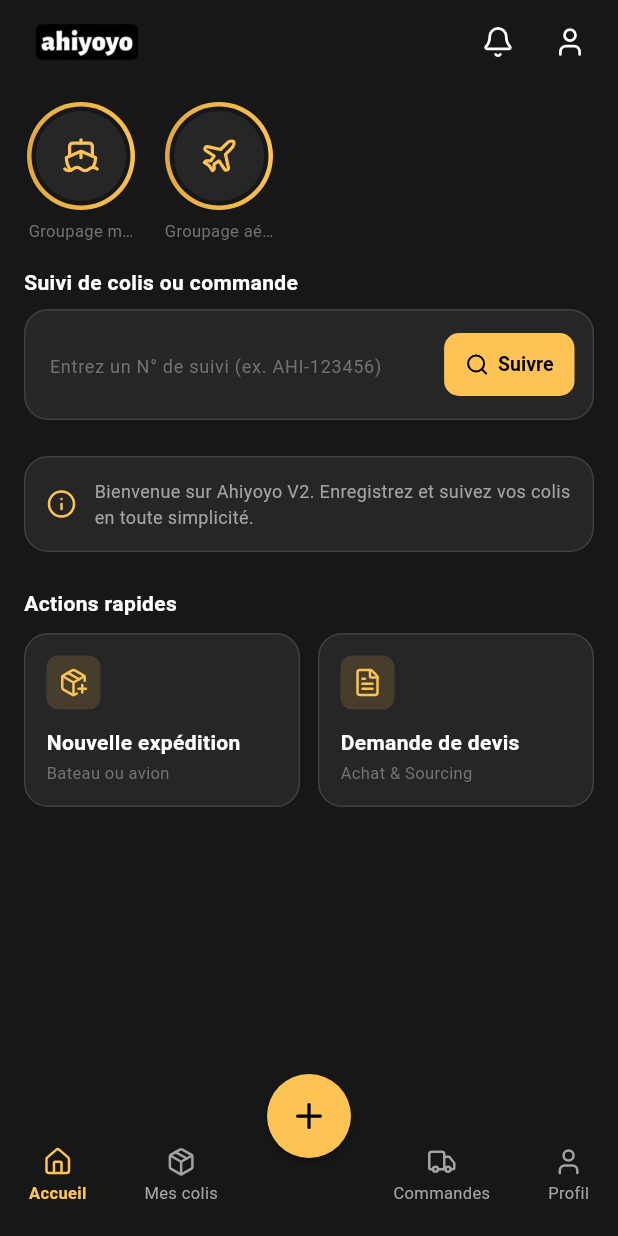
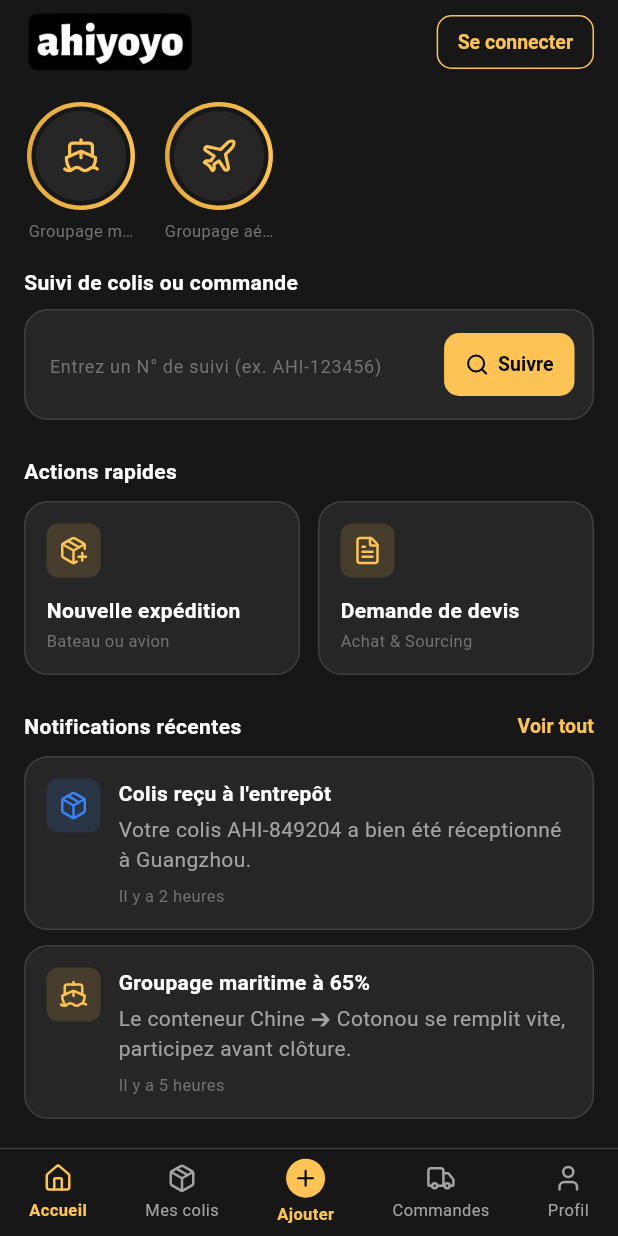
Before and after one commit to VOGLOSSOU/ahiyoyo-mobile-app, a Flutter app: the HomeScreen screen opened by its route, on a phone screen of 412 x 824 dp. Run offline on Flutter 3.47's test engine with Material 3 defaults, Android fonts, the phone set to English and light mode, and no system bars; our stand-ins replace dio, flutter_lucide, flutter_riverpod, flutter_secure_storage, go_router, shared_preferences; accounts and stored records are empty.

Commit message:
soo gooodd

```diff
--- a/lib/app/shell/app_shell.dart
+++ b/lib/app/shell/app_shell.dart
@@ -90,22 +90,14 @@ class AppShell extends StatelessWidget {
 
     return Scaffold(
       body: child,
-      floatingActionButton: FloatingActionButton(
-        onPressed: () => _showQuickActions(context),
-        backgroundColor: AppColors.primary,
-        foregroundColor: AppColors.onPrimary,
-        elevation: 2,
-        shape: const CircleBorder(),
-        child: const Icon(LucideIcons.plus, size: 26),
+      bottomNavigationBar: Container(
+        decoration: const BoxDecoration(
+          color: AppColors.background,
+          border: Border(top: BorderSide(color: AppColors.border, width: 0.8)),
         ),
-      floatingActionButtonLocation: FloatingActionButtonLocation.centerDocked,
-      bottomNavigationBar: BottomAppBar(
-        color: AppColors.background,
-        shape: const CircularNotchedRectangle(),
-        notchMargin: 8,
-        padding: EdgeInsets.zero,
+        child: SafeArea(
           child: SizedBox(
-          height: 56,
+            height: 58,
             child: Row(
               mainAxisAlignment: MainAxisAlignment.spaceAround,
               children: [
@@ -121,8 +113,13 @@ class AppShell extends StatelessWidget {
                   selected: selectedIndex == 1,
                   onTap: () => _onItemTapped(1, context),
                 ),
-              // Espace réservé à l'encoche du bouton central "+".
-              const SizedBox(width: 48),
+                _NavItem(
+                  icon: LucideIcons.plus,
+                  label: 'Ajouter',
+                  selected: false,
+                  isAction: true,
+                  onTap: () => _showQuickActions(context),
+                ),
                 _NavItem(
                   icon: LucideIcons.truck,
                   label: 'Commandes',
@@ -139,6 +136,7 @@ class AppShell extends StatelessWidget {
             ),
           ),
         ),
+      ),
     );
   }
 }
@@ -148,12 +146,14 @@ class _NavItem extends StatelessWidget {
   final String label;
   final bool selected;
   final VoidCallback onTap;
+  final bool isAction;
 
   const _NavItem({
     required this.icon,
     required this.label,
     required this.selected,
     required this.onTap,
+    this.isAction = false,
   });
 
   @override
@@ -168,11 +168,23 @@ class _NavItem extends StatelessWidget {
           mainAxisAlignment: MainAxisAlignment.center,
           mainAxisSize: MainAxisSize.min,
           children: [
+            if (isAction)
+              Container(
+                width: 26,
+                height: 26,
+                decoration: const BoxDecoration(color: AppColors.primary, shape: BoxShape.circle),
+                child: const Icon(LucideIcons.plus, size: 17, color: AppColors.onPrimary),
+              )
+            else
               Icon(icon, size: 20, color: color),
             const SizedBox(height: 3),
             Text(
               label,
-              style: TextStyle(fontSize: 11, color: color, fontWeight: selected ? FontWeight.w600 : FontWeight.normal),
+              style: TextStyle(
+                fontSize: 11,
+                color: isAction ? AppColors.primary : color,
+                fontWeight: selected || isAction ? FontWeight.w600 : FontWeight.normal,
+              ),
             ),
           ],
         ),
--- a/lib/features/home/presentation/screens/home_screen.dart
+++ b/lib/features/home/presentation/screens/home_screen.dart
@@ -11,43 +11,83 @@ import '../../../../core/widgets/ahiyoyo_card.dart';
 class HomeScreen extends ConsumerWidget {
   const HomeScreen({super.key});
 
+  // Placeholder en attendant le vrai flux de notifications (Lot 3).
+  static const int _unreadNotificationsCount = 3;
+
   @override
   Widget build(BuildContext context, WidgetRef ref) {
     final bool isAuthenticated = ref.watch(isAuthenticatedProvider);
 
     return Scaffold(
       appBar: AppBar(
+        titleSpacing: 16,
         title: Image.asset(
-          'ressources/ahiyoyo-logo-removebg-preview.png',
-          width: 84,
-          height: 32,
-          fit: BoxFit.cover,
+          'ressources/ahiyoyo-logo-nobg.png',
+          width: 115,
+          height: 44,
+          fit: BoxFit.contain,
+          alignment: Alignment.centerLeft,
           errorBuilder: (context, error, stackTrace) => const Text(
             'AHIYOYO',
             style: AppTypography.titleMedium,
           ),
         ),
         actions: [
+          if (isAuthenticated)
             IconButton(
-            icon: const Icon(LucideIcons.bell, size: 22),
+              icon: Stack(
+                clipBehavior: Clip.none,
+                children: [
+                  const Icon(LucideIcons.bell, size: 22),
+                  if (_unreadNotificationsCount > 0)
+                    Positioned(
+                      right: -5,
+                      top: -4,
+                      child: Container(
+                        padding: const EdgeInsets.symmetric(horizontal: 4, vertical: 1),
+                        constraints: const BoxConstraints(minWidth: 16, minHeight: 16),
+                        decoration: const BoxDecoration(
+                          color: AppColors.primary,
+                          shape: BoxShape.circle,
+                        ),
+                        alignment: Alignment.center,
+                        child: Text(
+                          '$_unreadNotificationsCount',
+                          style: const TextStyle(
+                            color: AppColors.onPrimary,
+                            fontSize: 10,
+                            fontWeight: FontWeight.bold,
+                          ),
+                        ),
+                      ),
+                    ),
+                ],
+              ),
               onPressed: () => context.push(AppRoutes.notifications),
-          ),
-          IconButton(
-            icon: Icon(
-              isAuthenticated ? LucideIcons.user_round : LucideIcons.user,
-              size: 22,
-            ),
+            )
+          else
+            Padding(
+              padding: const EdgeInsets.only(right: 4),
+              child: OutlinedButton(
                 onPressed: () {
-              if (isAuthenticated) {
-                context.go(AppRoutes.profile);
-              } else {
                   ScaffoldMessenger.of(context).showSnackBar(
                     const SnackBar(content: Text('Connexion bientôt disponible')),
                   );
-              }
                 },
+                style: OutlinedButton.styleFrom(
+                  foregroundColor: AppColors.primary,
+                  side: const BorderSide(color: AppColors.primary),
+                  minimumSize: const Size(0, 36),
+                  padding: const EdgeInsets.symmetric(horizontal: 14),
+                  shape: RoundedRectangleBorder(borderRadius: BorderRadius.circular(10)),
                 ),
-          const SizedBox(width: 8),
+                child: const Text(
+                  'Se connecter',
+                  style: TextStyle(fontSize: 13, fontWeight: FontWeight.w600),
+                ),
+              ),
+            ),
+          const SizedBox(width: 12),
         ],
       ),
       body: SingleChildScrollView(
@@ -128,26 +168,6 @@ class HomeScreen extends ConsumerWidget {
                   ),
                   const SizedBox(height: 24),
 
-                  // Bandeau de bienvenue / CGU info
-                  AhiyoyoCard(
-                    backgroundColor: AppColors.surface,
-                    borderColor: AppColors.border,
-                    padding: const EdgeInsets.all(14),
-                    child: Row(
-                      children: [
-                        const Icon(LucideIcons.info, color: AppColors.primary, size: 20),
-                        const SizedBox(width: 12),
-                        const Expanded(
-                          child: Text(
-                            'Bienvenue sur Ahiyoyo V2. Enregistrez et suivez vos colis en toute simplicité.',
-                            style: AppTypography.caption,
-                          ),
-                        ),
-                      ],
-                    ),
-                  ),
-                  const SizedBox(height: 24),
-
                   // Accès rapides
                   const Text('Actions rapides', style: AppTypography.titleSmall),
                   const SizedBox(height: 10),
@@ -171,6 +191,45 @@ class HomeScreen extends ConsumerWidget {
                         ),
                       ),
                     ],
+                  ),
+                  const SizedBox(height: 24),
+
+                  // Notifications récentes
+                  Row(
+                    mainAxisAlignment: MainAxisAlignment.spaceBetween,
+                    children: [
+                      const Text('Notifications récentes', style: AppTypography.titleSmall),
+                      TextButton(
+                        onPressed: () => context.push(AppRoutes.notifications),
+                        style: TextButton.styleFrom(
+                          padding: EdgeInsets.zero,
+                          minimumSize: const Size(0, 0),
+                          tapTargetSize: MaterialTapTargetSize.shrinkWrap,
+                        ),
+                        child: const Text(
+                          'Voir tout',
+                          style: TextStyle(color: AppColors.primary, fontSize: 13, fontWeight: FontWeight.w600),
+                        ),
+                      ),
+                    ],
+                  ),
+                  const SizedBox(height: 10),
+                  _NotificationPreviewTile(
+                    icon: LucideIcons.package,
+                    iconColor: AppColors.statusSubmitted,
+                    iconBackground: AppColors.statusSubmittedBg,
+                    title: 'Colis reçu à l\'entrepôt',
+                    subtitle: 'Votre colis AHI-849204 a bien été réceptionné à Guangzhou.',
+                    time: 'Il y a 2 heures',
+                  ),
+                  const SizedBox(height: 10),
+                  _NotificationPreviewTile(
+                    icon: LucideIcons.ship,
+                    iconColor: AppColors.primary,
+                    iconBackground: AppColors.primaryMuted,
+                    title: 'Groupage maritime à 65%',
+                    subtitle: 'Le conteneur Chine ➔ Cotonou se remplit vite, participez avant clôture.',
+                    time: 'Il y a 5 heures',
                   ),
                   const SizedBox(height: 32),
                 ],
@@ -245,6 +304,59 @@ class _StoryCircle extends StatelessWidget {
   }
 }
 
+/// Aperçu compact d'une notification, utilisé dans la section
+/// "Notifications récentes" de la home.
+class _NotificationPreviewTile extends StatelessWidget {
+  final IconData icon;
+  final Color iconColor;
+  final Color iconBackground;
+  final String title;
+  final String subtitle;
+  final String time;
+
+  const _NotificationPreviewTile({
+    required this.icon,
+    required this.iconColor,
+    required this.iconBackground,
+    required this.title,
+    required this.subtitle,
+    required this.time,
+  });
+
+  @override
+  Widget build(BuildContext context) {
+    return AhiyoyoCard(
+      padding: const EdgeInsets.all(14),
+      child: Row(
+        crossAxisAlignment: CrossAxisAlignment.start,
+        children: [
+          Container(
+            padding: const EdgeInsets.all(8),
+            decoration: BoxDecoration(
+              color: iconBackground,
+              borderRadius: BorderRadius.circular(8),
+            ),
+            child: Icon(icon, color: iconColor, size: 20),
+          ),
+          const SizedBox(width: 12),
+          Expanded(
+            child: Column(
+              crossAxisAlignment: CrossAxisAlignment.start,
+              children: [
+                Text(title, style: AppTypography.titleSmall, maxLines: 1, overflow: TextOverflow.ellipsis),
+                const SizedBox(height: 4),
+                Text(subtitle, style: AppTypography.bodySecondary, maxLines: 2, overflow: TextOverflow.ellipsis),
+                const SizedBox(height: 6),
+                Text(time, style: AppTypography.captionTertiary),
+              ],
+            ),
+          ),
+        ],
+      ),
+    );
+  }
+}
+
 class _QuickActionCard extends StatelessWidget {
   final IconData icon;
   final String title;
```
Also changed, not shown: ressources/ahiyoyo-logo-nobg.png (added). Lines whose indentation alone changed are shown as unchanged.
